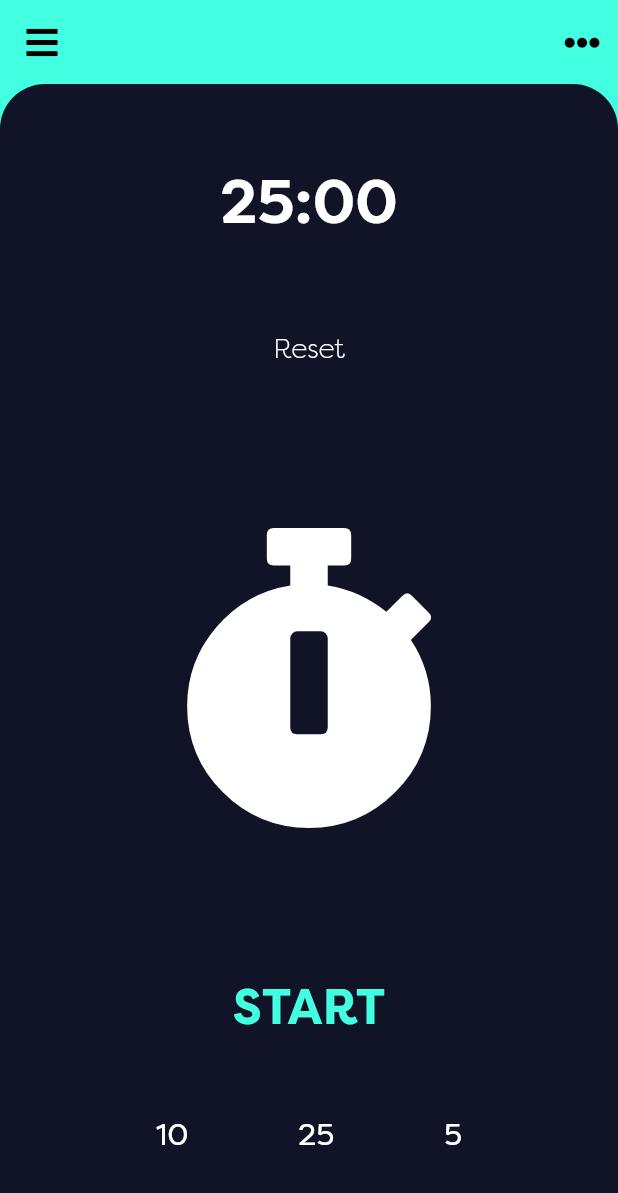
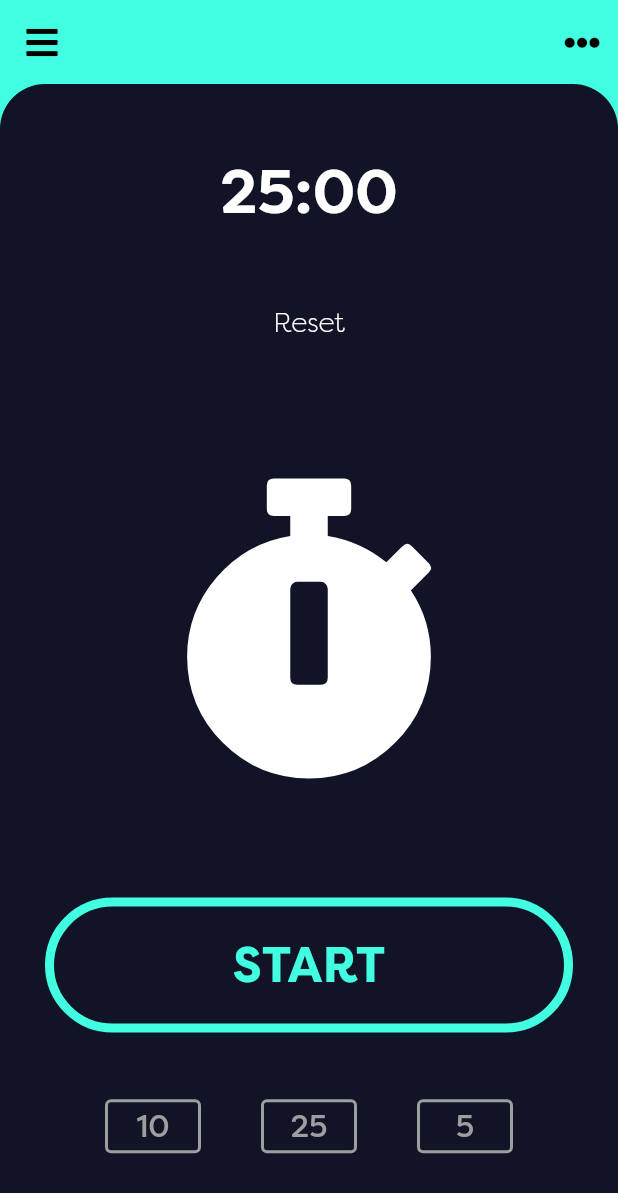
Before and after one commit to GitFitCode/tomatoz_flutter, a Flutter app: the screen it shows after launch, on a phone screen of 412 x 824 dp. Shown: the top 1193 px of the screen. Run offline on Flutter 3.47's test engine with Material 2 defaults, Android fonts, the phone set to English and light mode, and no system bars; our stand-ins replace auto_route, flutter_svg, font_awesome_flutter, get_it, injectable, stacked and 1 more.

Commit message:
Added placeholders in home screen

```diff
--- a/lib/app/timer_state_helper.dart
+++ b/lib/app/timer_state_helper.dart
@@ -1,10 +1,10 @@
 import 'package:flutter/material.dart';
 import 'package:tomatoz_flutter/app/constants.dart';
 
-enum TimerState { TIMER_READY, TIMER_RUNNING, TIMER_PAUSED }
+enum TimerState { TIMER_READY, TIMER_PAUSED, TIMER_RUNNING, TIMER_FINISHED }
 
 abstract class TimerStateHelper {
-  static String getButtonText(TimerState timerState) {
+  static String getTriggerButtonText(TimerState timerState) {
     assert(timerState != null);
 
     switch (timerState) {
@@ -16,6 +16,9 @@ abstract class TimerStateHelper {
         break;
       case TimerState.TIMER_PAUSED:
         return 'RESUME';
+        break;
+      case TimerState.TIMER_FINISHED:
+        return 'FINISHED';
         break;
     }
   }
@@ -33,6 +36,9 @@ abstract class TimerStateHelper {
       case TimerState.TIMER_PAUSED:
         return BG_COLORS[TimerState.TIMER_PAUSED];
         break;
+      case TimerState.TIMER_FINISHED:
+        return BG_COLORS[TimerState.TIMER_READY];
+        break;
     }
   }
 }
--- /dev/null
+++ b/lib/app/utils.dart
@@ -0,0 +1,2 @@
+/// Function to fill with a zero and always show two digits.
+String fill(int n) => n.toString().padLeft(2, "0");
--- a/lib/ui/views/home/home_view.dart
+++ b/lib/ui/views/home/home_view.dart
@@ -35,9 +35,6 @@ class HomeView extends StatelessWidget {
                   Container(
                     decoration: BoxDecoration(
                       color: HOME_CONTENT_BG_COLOR,
-                      border: Border.all(
-                        color: Colors.transparent,
-                      ),
                       borderRadius: BorderRadius.only(
                         topLeft: Radius.circular(30),
                         topRight: Radius.circular(30),
@@ -46,14 +43,17 @@ class HomeView extends StatelessWidget {
                     padding: EdgeInsets.all(30.0),
                     child: Center(
                       child: Column(
+                        crossAxisAlignment: CrossAxisAlignment.stretch,
                         mainAxisAlignment: MainAxisAlignment.spaceAround,
                         children: [
-                          Text(
+                          Center(
+                            child: Text(
                               '25:00',
                               style: TextStyle(
                                 color: Colors.white,
                                 fontSize: 40.0,
                                 fontWeight: FontWeight.bold,
+                              ),
                             ),
                           ),
                           FlatButton(
@@ -77,8 +77,20 @@ class HomeView extends StatelessWidget {
                             ),
                           ),
                           Flexible(
-                            child: FlatButton(
-                              onPressed: null,
+                            child: RaisedButton(
+                              padding: EdgeInsets.all(25.0),
+                              elevation: 0.0,
+                              onPressed: () {
+                                // TODO
+                              },
+                              color: Colors.transparent,
+                              shape: RoundedRectangleBorder(
+                                borderRadius: BorderRadius.circular(50.0),
+                                side: BorderSide(
+                                  color: model.currentBackgroundColor,
+                                  width: 6.0,
+                                ),
+                              ),
                               child: Text(
                                 'START',
                                 style: TextStyle(
@@ -92,25 +104,53 @@ class HomeView extends StatelessWidget {
                           Row(
                             mainAxisAlignment: MainAxisAlignment.spaceEvenly,
                             children: [
-                              Text(
+                              // TODO replace all these texts by selectable buttons
+                              OutlinedButton(
+                                style: OutlinedButton.styleFrom(
+                                  side: BorderSide(
+                                    color: Colors.grey,
+                                    width: 2.0,
+                                  ),
+                                ),
+                                onPressed: () {},
+                                child: Text(
                                   '10',
                                   style: TextStyle(
-                                  color: Colors.white,
+                                    color: Colors.grey,
                                     fontSize: 20.0,
                                   ),
                                 ),
-                              Text(
+                              ),
+                              OutlinedButton(
+                                style: OutlinedButton.styleFrom(
+                                  side: BorderSide(
+                                    color: Colors.grey,
+                                    width: 2.0,
+                                  ),
+                                ),
+                                onPressed: () {},
+                                child: Text(
                                   '25',
                                   style: TextStyle(
-                                  color: Colors.white,
+                                    color: Colors.grey,
                                     fontSize: 20.0,
                                   ),
                                 ),
-                              Text(
+                              ),
+                              OutlinedButton(
+                                style: OutlinedButton.styleFrom(
+                                  side: BorderSide(
+                                    color: Colors.grey,
+                                    width: 2.0,
+                                  ),
+                                ),
+                                onPressed: () {},
+                                child: Text(
                                   '5',
                                   style: TextStyle(
-                                  color: Colors.white,
+                                    color: Colors.grey,
                                     fontSize: 20.0,
+                                  ),
                                 ),
                               ),
                             ],
```
Also changed, not shown: pubspec.lock. Lines whose indentation alone changed are shown as unchanged.
